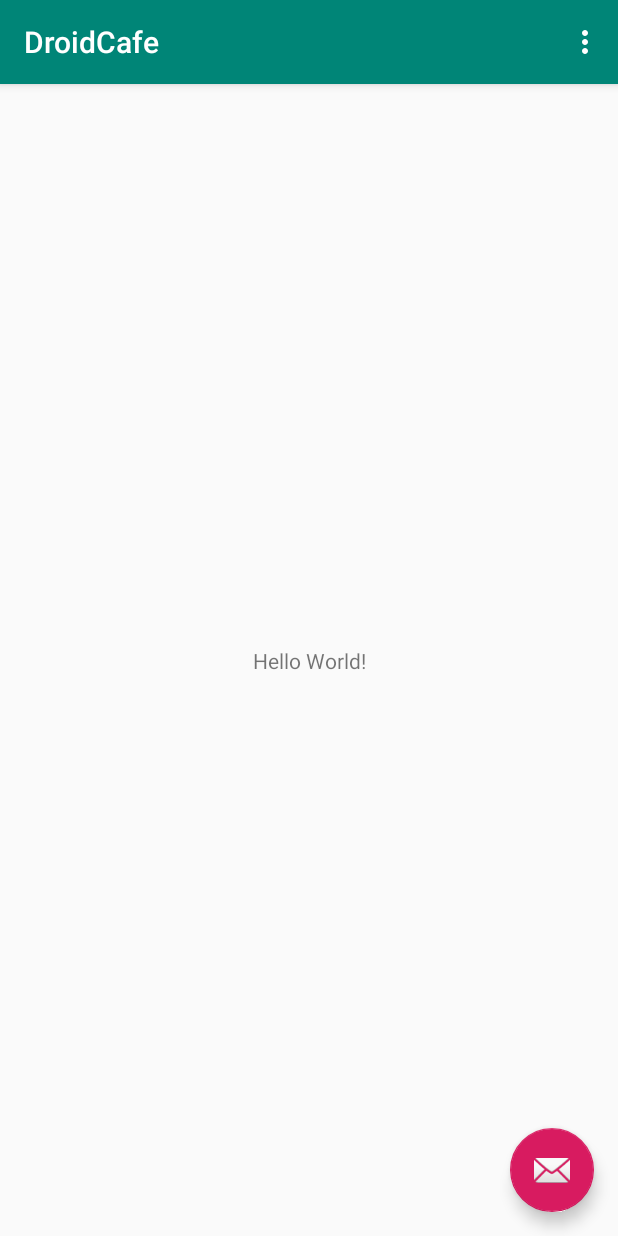
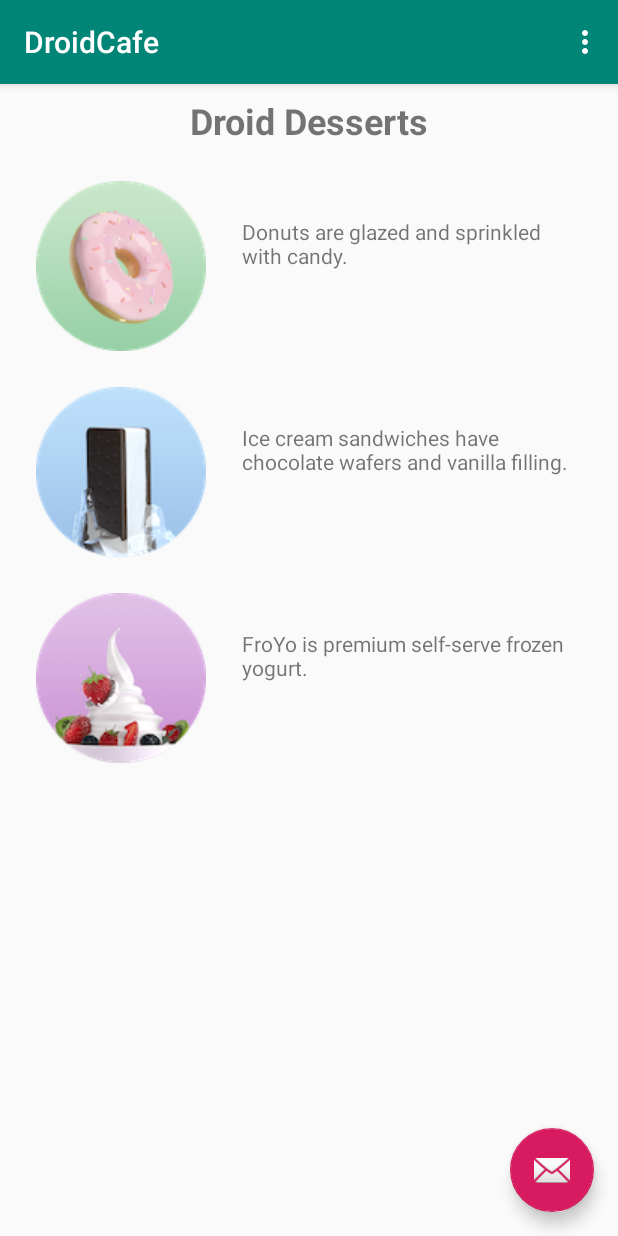
Before and after one commit to SaumyaSingh1/Android-Codelabs, an Android app: the screen it shows after launch (MainActivity), on a phone screen of 412 x 824 dp. Run offline under Robolectric (Android 15) with nearby library versions, the phone set to English and light mode, and no system bars.

Commit message:
Task one done in DroidCafe

```diff
--- a/DroidCafe/app/src/main/res/layout/content_main.xml
+++ b/DroidCafe/app/src/main/res/layout/content_main.xml
@@ -9,12 +9,84 @@
     tools:showIn="@layout/activity_main">
 
     <TextView
+        android:id="@+id/textintro"
         android:layout_width="wrap_content"
         android:layout_height="wrap_content"
-        android:text="Hello World!"
-        app:layout_constraintBottom_toBottomOf="parent"
+        android:layout_marginTop="8dp"
+        android:text="@string/intro_text"
+        android:textSize="24sp"
+        android:textStyle="bold"
         app:layout_constraintLeft_toLeftOf="parent"
         app:layout_constraintRight_toRightOf="parent"
         app:layout_constraintTop_toTopOf="parent" />
 
+    <ImageView
+        android:id="@+id/donut"
+        android:layout_width="wrap_content"
+        android:layout_height="wrap_content"
+        android:layout_marginStart="24dp"
+        android:layout_marginTop="24dp"
+        android:contentDescription="@string/donuts"
+        app:layout_constraintStart_toStartOf="parent"
+        app:layout_constraintTop_toBottomOf="@+id/textintro"
+        app:srcCompat="@drawable/donut_circle" />
+
+    <ImageView
+        android:id="@+id/ice_cream"
+        android:layout_width="wrap_content"
+        android:layout_height="wrap_content"
+        android:layout_marginStart="24dp"
+        android:layout_marginTop="24dp"
+        android:contentDescription="@string/icecream_sandwitches"
+        app:layout_constraintStart_toStartOf="parent"
+        app:layout_constraintTop_toBottomOf="@+id/donut"
+        app:srcCompat="@drawable/icecream_circle" />
+
+    <ImageView
+        android:id="@+id/froyo_circle"
+        android:layout_width="wrap_content"
+        android:layout_height="wrap_content"
+        android:layout_marginStart="24dp"
+        android:layout_marginTop="24dp"
+        android:contentDescription="@string/froyo"
+        app:layout_constraintStart_toStartOf="parent"
+        app:layout_constraintTop_toBottomOf="@+id/ice_cream"
+        app:srcCompat="@drawable/froyo_circle" />
+
+    <TextView
+        android:id="@+id/donut_description"
+        android:layout_width="0dp"
+        android:layout_height="wrap_content"
+        android:layout_marginStart="24dp"
+        android:layout_marginTop="24dp"
+        android:layout_marginEnd="24dp"
+        android:text="@string/donuts"
+        app:layout_constraintEnd_toEndOf="parent"
+        app:layout_constraintStart_toEndOf="@+id/donut"
+        app:layout_constraintTop_toTopOf="@+id/donut" />
+
+    <TextView
+        android:id="@+id/ice_cream_description"
+        android:layout_width="0dp"
+        android:layout_height="wrap_content"
+        android:layout_marginStart="24dp"
+        android:layout_marginTop="24dp"
+        android:layout_marginEnd="24dp"
+        android:text="@string/icecream_sandwitches"
+        app:layout_constraintEnd_toEndOf="parent"
+        app:layout_constraintStart_toEndOf="@+id/ice_cream"
+        app:layout_constraintTop_toTopOf="@+id/ice_cream" />
+
+    <TextView
+        android:id="@+id/froyo_description"
+        android:layout_width="0dp"
+        android:layout_height="wrap_content"
+        android:layout_marginStart="24dp"
+        android:layout_marginTop="24dp"
+        android:layout_marginEnd="24dp"
+        android:text="@string/froyo"
+        app:layout_constraintEnd_toEndOf="parent"
+        app:layout_constraintStart_toEndOf="@+id/froyo_circle"
+        app:layout_constraintTop_toTopOf="@+id/froyo_circle" />
+
 </android.support.constraint.ConstraintLayout>
--- a/DroidCafe/app/src/main/res/values/strings.xml
+++ b/DroidCafe/app/src/main/res/values/strings.xml
@@ -1,4 +1,8 @@
 <resources>
     <string name="app_name">DroidCafe</string>
     <string name="action_settings">Settings</string>
+    <string name="intro_text">Droid Desserts</string>
+    <string name="donuts">Donuts are glazed and sprinkled with candy.</string>
+    <string name="icecream_sandwitches">Ice cream sandwiches have chocolate wafers and vanilla filling.</string>
+    <string name="froyo">FroYo is premium self-serve frozen yogurt.</string>
 </resources>
```
Also changed, not shown: DroidCafe/app/src/main/res/drawable/donut_circle.png (added), DroidCafe/app/src/main/res/drawable/froyo_circle.png (added), DroidCafe/app/src/main/res/drawable/icecream_circle.png (added).
